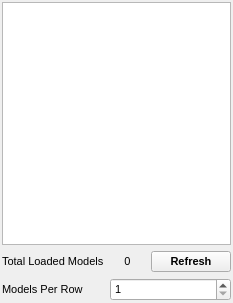
Qt form branches/nugui/src/gui/modellist.ui (trisyoungs/aten) before a commit.
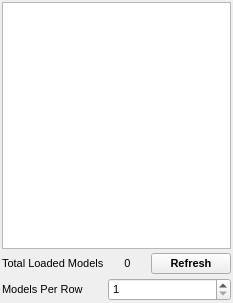
The same form after that commit. Custom widgets are drawn as their Qt base class.

What changed in the file:
```diff
--- a/branches/nugui/src/gui/modellist.ui
+++ b/branches/nugui/src/gui/modellist.ui
@@ -25,6 +25,9 @@
   </property>
   <widget class="QWidget" name="dockWidgetContents">
    <layout class="QVBoxLayout" name="verticalLayout">
+    <property name="spacing">
+     <number>4</number>
+    </property>
     <property name="margin">
      <number>2</number>
     </property>
@@ -57,10 +60,18 @@
       <attribute name="headerVisible">
        <bool>false</bool>
       </attribute>
+      <column>
+       <property name="text">
+        <string notr="true">1</string>
+       </property>
+      </column>
      </widget>
     </item>
     <item>
      <layout class="QGridLayout" name="gridLayout">
+      <property name="spacing">
+       <number>4</number>
+      </property>
       <item row="2" column="0">
        <widget class="QLabel" name="ModelsPerRowLabel">
         <property name="sizePolicy">
```
Left out of the diff: 1 changed line with no effect on the pictures.
